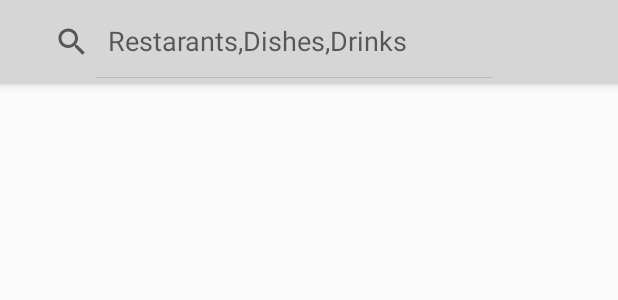
After one commit to project-2017003/project-2017003, an Android app: the layout activity_search_fragment.xml on its own in the app's theme, with its tools: preview values and no code run, on a phone screen of 412 x 824 dp. The commit adds this screen. Shown: the top 300 px of the screen. Run offline under Robolectric (Android 15) with nearby library versions, the phone set to English and light mode, and no system bars; Roboto replaces fonts that are not available here.

Commit message:
4th Commit

```diff
--- /dev/null
+++ b/app/src/main/res/layout/activity_search_fragment.xml
@@ -0,0 +1,22 @@
+<?xml version="1.0" encoding="utf-8"?>
+<android.support.design.widget.AppBarLayout
+    xmlns:android="http://schemas.android.com/apk/res/android"
+    android:layout_width="match_parent"
+    android:layout_height="wrap_content">
+
+    <android.support.v7.widget.Toolbar
+        android:id="@+id/app_bar"
+        android:layout_width="match_parent"
+        android:layout_height="wrap_content">
+
+        <SearchView
+            android:id="@+id/searchView"
+            android:layout_width="wrap_content"
+            android:layout_height="wrap_content"
+            android:layout_centerHorizontal="true"
+            android:iconifiedByDefault="false"
+            android:queryHint="Restarants,Dishes,Drinks" />
+
+    </android.support.v7.widget.Toolbar>
+
+</android.support.design.widget.AppBarLayout>
```
Also changed, not shown: app/build.gradle (+8 -11 lines), app/src/main/AndroidManifest.xml (+7 -5 lines), app/src/main/java/com/optimustechproject2017/App_Intro.java (+104 -1 lines), app/src/main/java/com/optimustechproject2017/MainActivity.java (+72 -38 lines), app/src/main/java/com/optimustechproject2017/SplashActivity.java (+11 -1 lines), app/src/main/java/com/optimustechproject2017/auth/LoginActivity.java (+27 -9 lines), app/src/main/java/com/optimustechproject2017/fragments/Search_fragment.java (added, +35 -0 lines), app/src/main/res/layout/activity_main.xml (+20 -13 lines), 730 other files.
